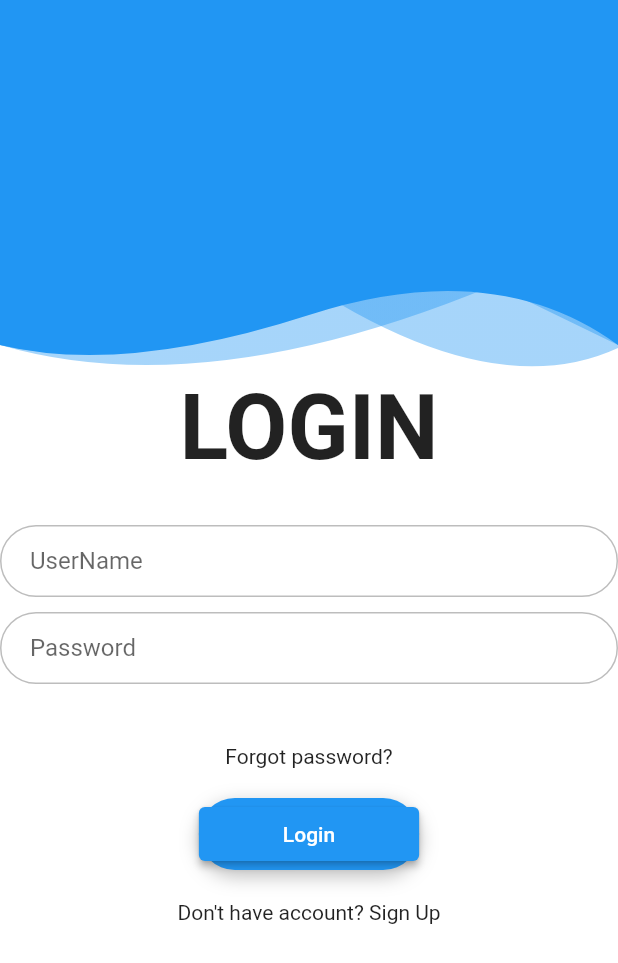
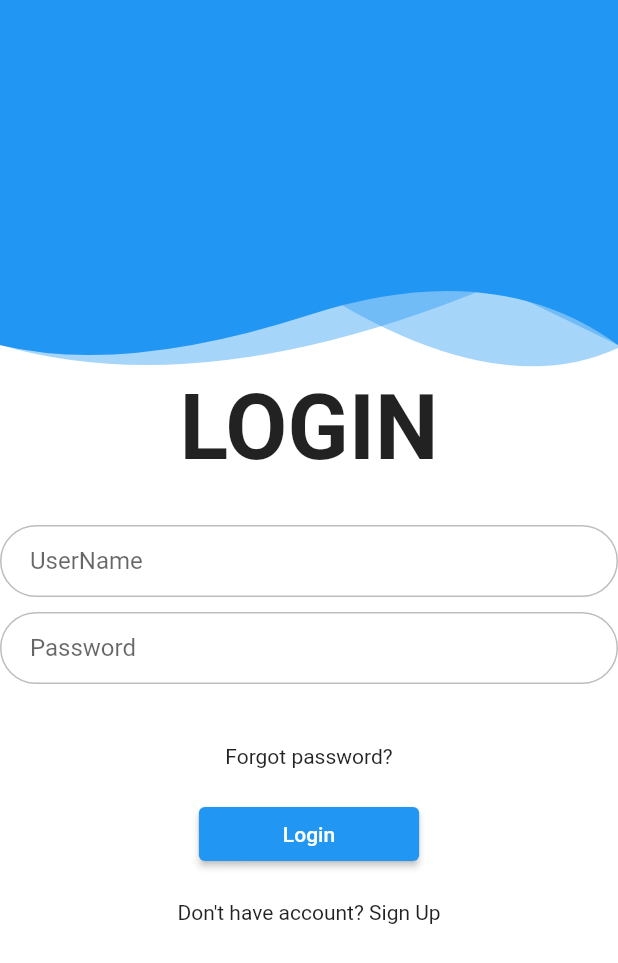
Before and after one commit to bikraj2/kuhackfest, a Flutter app: the screen it shows after launch, on a phone screen of 412 x 824 dp. Shown: the top 963 px of the screen. Run offline on Flutter 3.47's test engine with Material 2 defaults, Android fonts, the phone set to English and light mode, and no system bars.

Commit message:
Improvements in Login Page

```diff
--- a/pixel/lib/screens/buyer/b_login.dart
+++ b/pixel/lib/screens/buyer/b_login.dart
@@ -53,21 +53,17 @@ class _BLoginState extends State<BLogin> {
                           height: 20,
                         ),
                         Container(
-                            decoration:
-                                ThemeHelper().buttonBoxDecoration(context),
                             child: ElevatedButton(
-                              child: Padding(
-                                padding: EdgeInsets.fromLTRB(40, 10, 40, 10),
-                                child: Text('Login'),
-                              ),
-                              onPressed: () {},
-                            )),
+                          child: const Padding(
+                            padding: EdgeInsets.fromLTRB(40, 10, 40, 10),
+                            child: Text('Login'),
+                          ),
+                          onPressed: () {},
+                        )),
                         SizedBox(
                           height: 20,
                         ),
-                        Container(
-                          child: Text('Don\'t have account? Sign Up'),
-                        ),
+                        Text('Don\'t have account? Sign Up'),
                       ],
                     ))
               ]),
--- a/pixel/lib/screens/widgets/theme_helper.dart
+++ b/pixel/lib/screens/widgets/theme_helper.dart
@@ -1,39 +1,43 @@
 import 'package:flutter/material.dart';
 
-class ThemeHelper{
-
-  InputDecoration textInputDecoration([String lableText="", String hintText = ""]){
+class ThemeHelper {
+  InputDecoration textInputDecoration(
+      [String lableText = "", String hintText = ""]) {
     return InputDecoration(
       labelText: lableText,
       hintText: hintText,
       fillColor: Colors.white,
       filled: true,
-      contentPadding: EdgeInsets.fromLTRB(20, 10, 20, 10),
-      focusedBorder: OutlineInputBorder(borderRadius: BorderRadius.circular(100.0), borderSide: BorderSide(color: Colors.grey)),
-      enabledBorder: OutlineInputBorder(borderRadius: BorderRadius.circular(100.0), borderSide: BorderSide(color: Colors.grey.shade400)),
-      errorBorder: OutlineInputBorder(borderRadius: BorderRadius.circular(100.0), borderSide: BorderSide(color: Colors.red, width: 2.0)),
-      focusedErrorBorder: OutlineInputBorder(borderRadius: BorderRadius.circular(100.0), borderSide: BorderSide(color: Colors.red, width: 2.0)),
-    );
-  }
-  BoxDecoration buttonBoxDecoration(BuildContext context) {
-    Color c1 = Theme.of(context).primaryColor;
-    Color c2 = Theme.of(context).primaryColor;
-
-    return BoxDecoration(
-      boxShadow: [
-        BoxShadow(color: Colors.black26, offset: Offset(0, 4), blurRadius: 10.0)
-      ],
-      gradient: LinearGradient(
-        begin: Alignment.topLeft,
-        end: Alignment.bottomRight,
-        stops: [0.0, 1.0],
-        colors: [
-          c1,c2,
-        ],
-      ),
-      color: Color.fromARGB(255, 82, 0, 224),
-      borderRadius: BorderRadius.circular(30),
+      contentPadding: const EdgeInsets.fromLTRB(20, 10, 20, 10),
+      focusedBorder: OutlineInputBorder(
+          borderRadius: BorderRadius.circular(100.0),
+          borderSide: BorderSide(color: Colors.grey)),
+      enabledBorder: OutlineInputBorder(
+          borderRadius: BorderRadius.circular(100.0),
+          borderSide: BorderSide(color: Colors.grey.shade400)),
+      errorBorder: OutlineInputBorder(
+          borderRadius: BorderRadius.circular(100.0),
+          borderSide: BorderSide(color: Colors.red, width: 2.0)),
+      focusedErrorBorder: OutlineInputBorder(
+          borderRadius: BorderRadius.circular(100.0),
+          borderSide: BorderSide(color: Colors.red, width: 2.0)),
     );
   }
 
+  // BoxDecoration buttonBoxDecoration(BuildContext context) {
+  //   Color c1 = Theme.of(context).primaryColor;
+  //   Color c2 = Theme.of(context).primaryColor;
+
+  //   return BoxDecoration(
+  //     gradient: LinearGradient(
+  //       begin: Alignment.topLeft,
+  //       end: Alignment.bottomRight,
+  //       stops: [0.0, 1.0],
+  //       colors: [
+  //         c1,
+  //         c2,
+  //       ],
+  //     ),
+  //   );
+
 }
```
